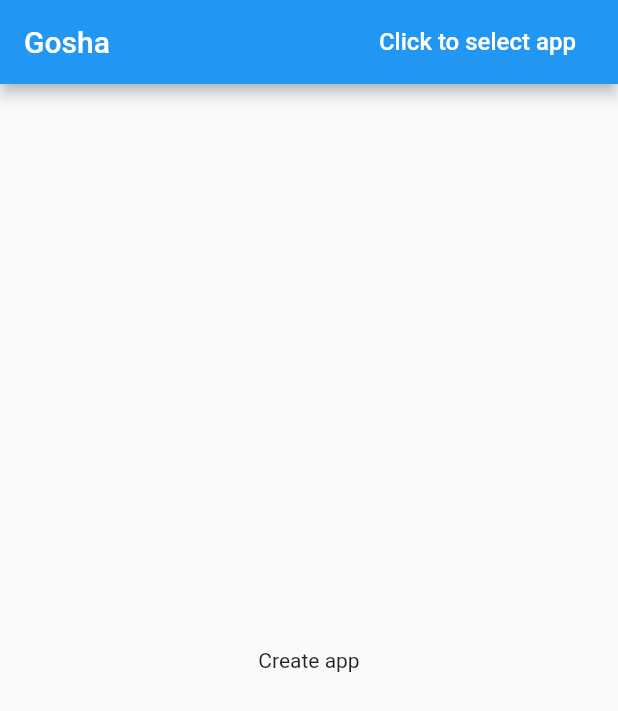
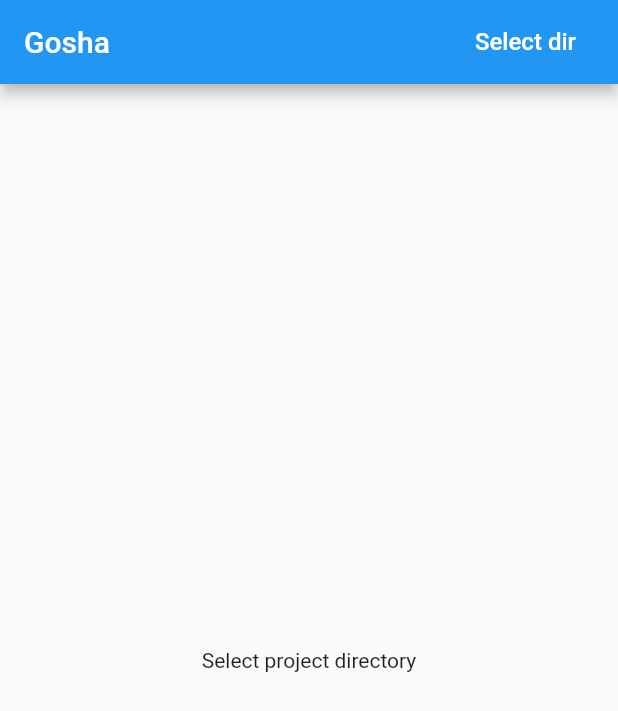
Before and after one commit to midnight-q/gosha_v2, a Flutter app: the screen it shows after launch, on a phone screen of 412 x 824 dp. Shown: the top 711 px of the screen. Run offline on Flutter 3.47's test engine with Material 2 defaults, Android fonts, the phone set to English and light mode, and no system bars; our stand-ins replace file_picker, get.

Commit message:
Bf ApplicationCreate
Add GetX store in app
Implement AppCreate gui

```diff
--- a/gosha_app/lib/app/app_bar.dart
+++ b/gosha_app/lib/app/app_bar.dart
@@ -1,13 +1,17 @@
 import 'package:flutter/material.dart';
+import 'package:get/get.dart';
+import 'package:gosha_app/controller/app_controller.dart';
 
 class GoshaAppBar extends StatelessWidget implements PreferredSizeWidget {
-  GoshaAppBar({Key? key, required this.title, required this.onPressed, required this.name }) : super(key: key);
+  GoshaAppBar({Key? key, required this.title}) : super(key: key);
 
-  final VoidCallback  onPressed;
   final String title;
-  final String name;
 
   final preferredSize = AppBar().preferredSize;
+
+  AppController controller = Get.find();
+
+
 
   @override
   Widget build(BuildContext context) {
@@ -15,16 +19,17 @@ class GoshaAppBar extends StatelessWidget implements PreferredSizeWidget {
       title: Text(title),
       actions: [
         TextButton(
-            onPressed: onPressed,
+            onPressed: controller.getNewPath,
             child: Padding(
               padding: EdgeInsets.only(right: 20),
-              child: Text(
-                name.length > 0 ? name : "Click to select app",
-                style: TextStyle(color: Colors.white, fontSize: 16),
+              child: Obx(
+                () => Text(
+                  controller.getActionText(),
+                  style: TextStyle(color: Colors.white, fontSize: 16),
+                ),
               ),
             ))
       ],
     );
   }
-
 }
--- a/gosha_app/lib/app/body.dart
+++ b/gosha_app/lib/app/body.dart
@@ -1,24 +1,28 @@
-
-
 import 'package:flutter/material.dart';
-import 'package:gosha_app/sdk/application.dart';
+import 'package:get/get.dart';
+import 'package:gosha_app/app/create_app.dart';
+import 'package:gosha_app/controller/app_controller.dart';
 
 class BodyScreen extends StatelessWidget {
-  const BodyScreen(this.path, this.app, {Key? key}) : super(key: key);
+  BodyScreen({Key? key}) : super(key: key);
 
-  final Application app;
-  final String path;
+  AppController controller = Get.find();
 
   @override
   Widget build(BuildContext context) {
-    if (this.app.isAppExist()) {
+    return Obx(() {
+      if (!this.controller.isPathSelected.value) {
+        return Center(
+          child: Text("Select project directory"),
+        );
+      }
+      if (!this.controller.isAppExist.value) {
+        return CreateAppScreen();
+      }
+
       return Center(
         child: Text("TODO: Models list"),
       );
-    }
-
-    return Center(
-      child: Text("Create app"),
-    );
+    });
   }
 }
--- a/gosha_app/lib/app/scaffold.dart
+++ b/gosha_app/lib/app/scaffold.dart
@@ -1,58 +1,32 @@
 import 'dart:io';
 
-import 'package:filesystem_picker/filesystem_picker.dart';
 import 'package:flutter/material.dart';
+import 'package:get/get.dart';
 import 'package:gosha_app/app/app_bar.dart';
-import 'package:gosha_app/common/directory.dart';
-import 'package:gosha_app/sdk/application.dart';
+import 'package:gosha_app/controller/app_controller.dart';
 import 'package:gosha_app/app/body.dart';
 
-class GoshaScaffold extends StatefulWidget {
+class GoshaScaffold extends StatelessWidget {
   final String title;
 
-  const GoshaScaffold({Key? key, required this.title})
-      : super(key: key);
+  GoshaScaffold({Key? key, required this.title}) : super(key: key);
 
-  @override
-  _GoshaScaffoldState createState() => _GoshaScaffoldState();
-}
-
-class _GoshaScaffoldState extends State<GoshaScaffold> {
-  Application currentApp = Application.empty();
-  String currentPath = "";
-
-  openApp() async {
-    String? path = await FilesystemPicker.open(
-      rootName: await getHomeDirectory()
-      title: 'Select folder with project',
-      context: context,
-      fsType: FilesystemType.folder,
-      pickText: 'Select',
-      rootDirectory: Directory(await getHomeDirectory()),
-    );
-    var app = await getCurrentApp(path == null ? "" : path);
-    setState(() {
-      currentApp = app;
-      if (path != null) {
-        currentPath = path;
-      }
-    });
-  }
+  AppController controller = Get.put(AppController());
 
   @override
   Widget build(BuildContext context) {
     return Scaffold(
-      appBar: GoshaAppBar(
-          name: currentApp.name, title: widget.title, onPressed: openApp),
-      body: BodyScreen(currentPath, currentApp),
-      floatingActionButton: Visibility(
-        child: FloatingActionButton(
-          onPressed: () {},
-          child: Icon(Icons.add, size: 28),
+      appBar: GoshaAppBar(title: this.title),
+      body: BodyScreen(),
+      floatingActionButton: Obx(
+        () => Visibility(
+          child: FloatingActionButton(
+            onPressed: () {},
+            child: Icon(Icons.add, size: 28),
+          ),
+          visible: controller.isAppExist.value,
         ),
-        visible: currentApp.isAppExist(),
       ),
-
     );
   }
 }
--- /dev/null
+++ b/gosha_app/lib/controller/app_controller.dart
@@ -0,0 +1,53 @@
+import 'package:file_picker/file_picker.dart';
+import 'package:get/get_state_manager/src/simple/get_controllers.dart';
+import 'package:get/get.dart';
+import 'package:gosha_app/sdk/application.dart';
+
+class AppController extends GetxController {
+  var currentPath = "".obs;
+  var isPathSelected = false.obs;
+  var isAppExist = false.obs;
+  var currentApp = Application.empty().obs;
+
+  void getNewPath() async {
+    String? path = await FilePicker.platform
+        .getDirectoryPath(dialogTitle: "Select directory with project");
+    if (path == null) {
+      return;
+    }
+
+    this.currentPath.value = path;
+    this.isPathSelected.value = true;
+
+    var app = await getCurrentApp(path);
+
+    this.setApp(app);
+  }
+
+  void setApp(Application app) {
+    this.currentApp.value = app;
+    this.isAppExist.value = app.isAppExist();
+  }
+
+  String getActionText() {
+    if (!this.isPathSelected.value) {
+      return "Select dir";
+    }
+    if (!this.isAppExist.value) {
+      return "Empty dir";
+    }
+    return this.currentApp.value.name;
+  }
+
+  void createApp(String email, String password) async {
+    if (this.currentApp.value.isAppExist()) {
+      throw("App already exist");
+    }
+    var app = Application(
+        name: "newApp", email: email, password: password, databaseType: 1);
+
+    var res = await createApplication(app, this.currentPath.value);
+
+    this.setApp(res.theModel);
+  }
+}
--- a/gosha_app/pubspec.yaml
+++ b/gosha_app/pubspec.yaml
@@ -24,8 +24,9 @@ dependencies:
   flutter:
     sdk: flutter
   http: ^0.13.3
-  filesystem_picker: 2.0.0-nullsafety.0
   path_provider: ^2.0.3
+  file_picker: ^4.0.2
+  get: ^4.3.8
 
 
   # The following adds the Cupertino Icons font to your application.
```
Also changed, not shown: gosha_app/lib/app/create_app.dart (added, +97 -0 lines), gosha_app/lib/common/validator.dart (added, +24 -0 lines), gosha_app/lib/sdk/application.dart (+33 -1 lines), gosha_app/pubspec.lock, 3 other files.
